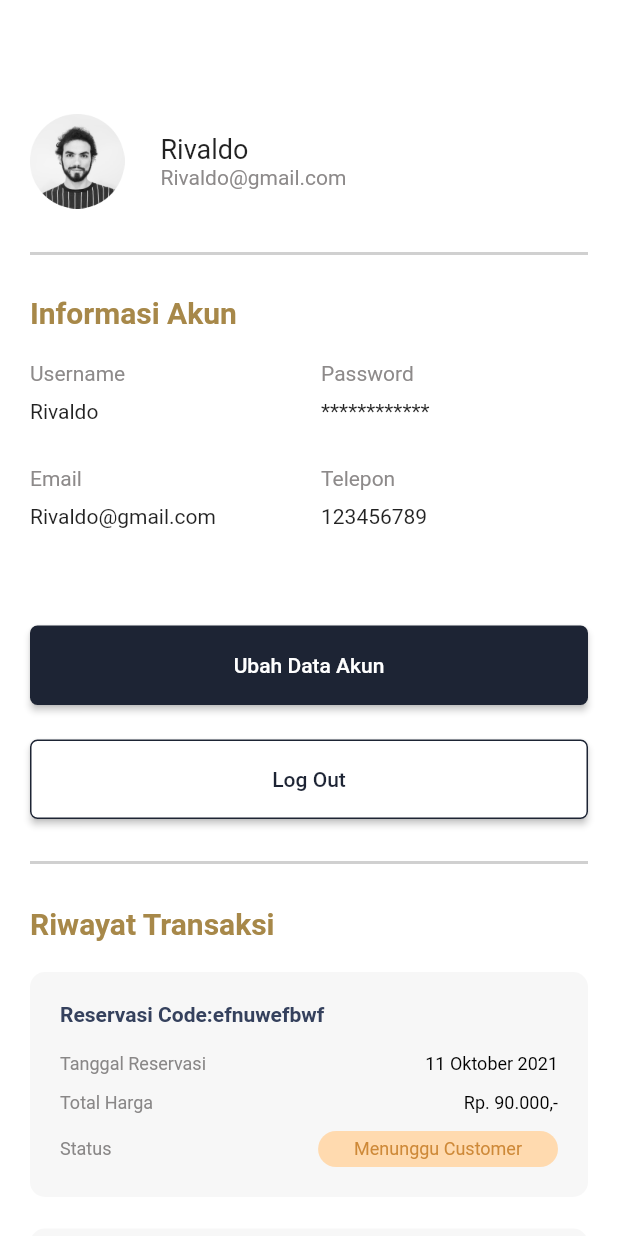
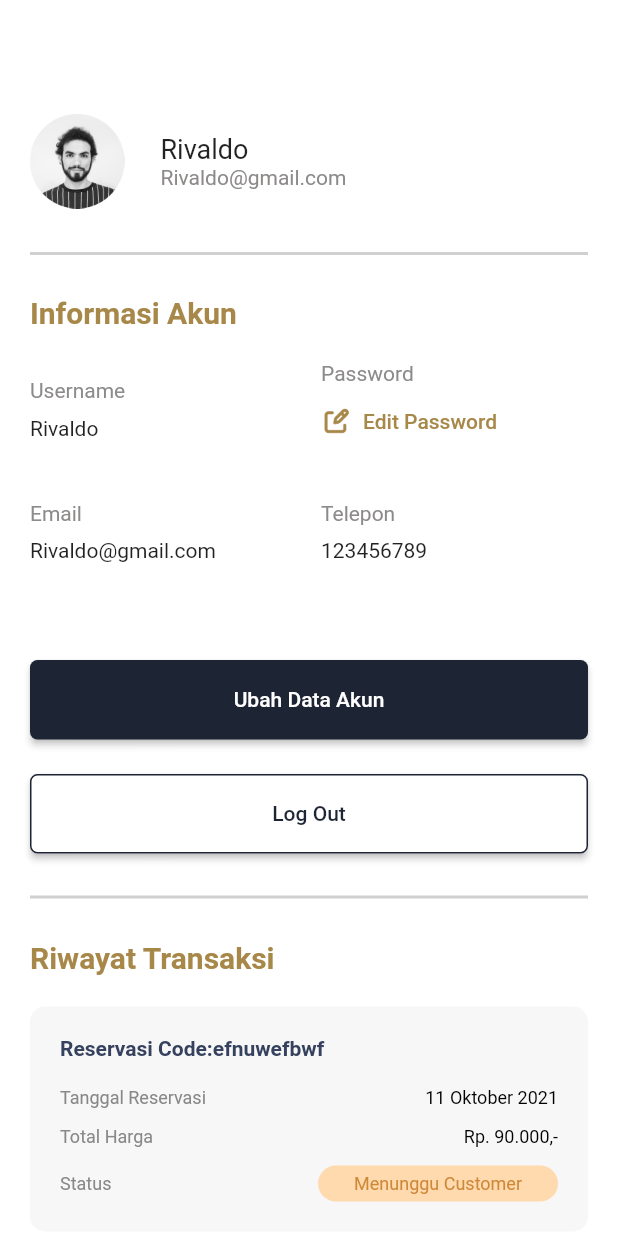
Before and after one commit to ybrefodlavir/BarberX, a Flutter app: the Akun screen opened by its route, on a phone screen of 412 x 824 dp. Run offline on Flutter 3.47's test engine with Material 2 defaults, Android fonts, the phone set to English and light mode, and no system bars; our stand-ins replace device_info, shared_preferences; accounts and stored records are empty.

Commit message:
edit password link

```diff
--- a/lib/pages/akun_page.dart
+++ b/lib/pages/akun_page.dart
@@ -113,9 +113,27 @@ class Akun extends StatelessWidget {
                             ),
                           ),
                           Container(
-                            margin: EdgeInsets.only(top: 9),
-                            width: 100,
-                            child: Text("************"),
+                            child: Row(
+                              children: [
+                                Image.asset(
+                                  'image/editpassword.png',
+                                  height: 20,
+                                  width: 20,
+                                ),
+                                TextButton(
+                                  onPressed: () {
+                                    Navigator.pushNamed(context, '/signin');
+                                  },
+                                  child: Text(
+                                    "Edit Password",
+                                    style: TextStyle(
+                                      color: Color(0xffA78849),
+                                      fontSize: 14,
+                                    ),
+                                  ),
+                                ),
+                              ],
+                            ),
                           ),
                         ],
                       ),
--- a/lib/services/api.dart
+++ b/lib/services/api.dart
@@ -9,7 +9,7 @@ class ApiService {
     this.token = token;
   }
 
-  final String baseUrl = 'http://192.168.1.13:80/api/';
+  final String baseUrl = 'http://172.31.144.1:8000/api/';
 
   Future<String> register(String name, String email, String phone,
       String password, String passwordConfirm) async {
--- a/pubspec.yaml
+++ b/pubspec.yaml
@@ -72,6 +72,7 @@ flutter:
     - image/weddingcut.png
     - image/coloring.png
     - image/beardtrim.png
+    - image/editpassword.png
 
   # An image asset can refer to one or more resolution-specific "variants", see
   # https://flutter.dev/assets-and-images/#resolution-aware.
```
Also changed, not shown: image/editpassword.png (added).
